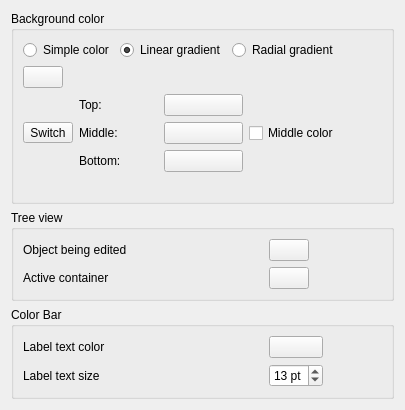
Old version of the form src/Gui/PreferencePages/DlgSettingsViewColor.ui in the repository southseact-3d/fcd.
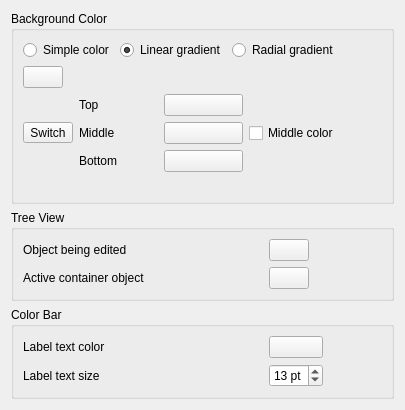
New version of the form. Icons and pictures are not drawn. Custom widgets are drawn as their Qt base class.

The edit to the form file:
```diff
--- a/src/Gui/PreferencePages/DlgSettingsViewColor.ui
+++ b/src/Gui/PreferencePages/DlgSettingsViewColor.ui
@@ -20,7 +20,7 @@
       <string>Background color for the model view</string>
      </property>
      <property name="title">
-      <string>Background color</string>
+      <string>Background Color</string>
      </property>
      <layout class="QGridLayout">
       <property name="leftMargin">
@@ -174,7 +174,7 @@
           <item row="0" column="1">
            <widget class="QLabel" name="color1Label">
             <property name="text">
-             <string>Top:</string>
+             <string>Top</string>
             </property>
            </widget>
           </item>
@@ -201,7 +201,7 @@
           <item row="1" column="1">
            <widget class="QLabel" name="color2Label">
             <property name="text">
-             <string>Middle:</string>
+             <string>Middle</string>
             </property>
            </widget>
           </item>
@@ -244,7 +244,7 @@
           <item row="2" column="1">
            <widget class="QLabel" name="color3Label">
             <property name="text">
-             <string>Bottom:</string>
+             <string>Bottom</string>
             </property>
            </widget>
           </item>
@@ -278,7 +278,7 @@
    <item>
     <widget class="QGroupBox" name="groupBoxTree">
      <property name="title">
-      <string>Tree view</string>
+      <string>Tree View</string>
      </property>
      <layout class="QGridLayout">
       <property name="leftMargin">
@@ -358,7 +358,7 @@
         <item row="1" column="0">
          <widget class="QLabel" name="label_3">
           <property name="text">
-           <string>Active container</string>
+           <string>Active container object</string>
           </property>
          </widget>
         </item>
```
Left out of the diff: 18 changed lines with no effect on the pictures.
